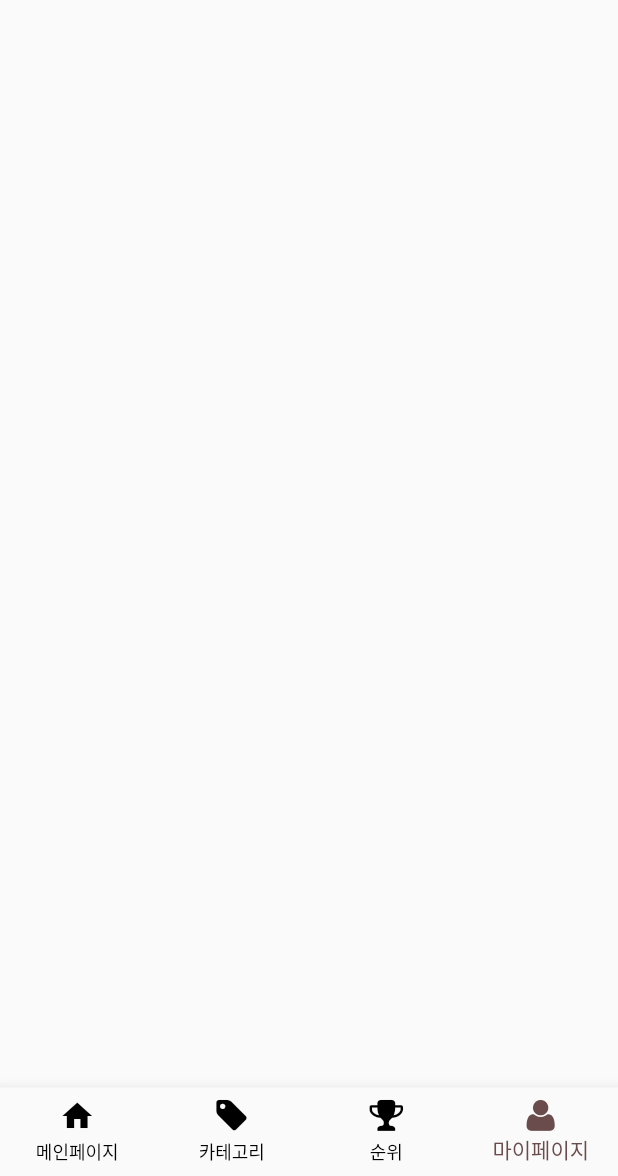
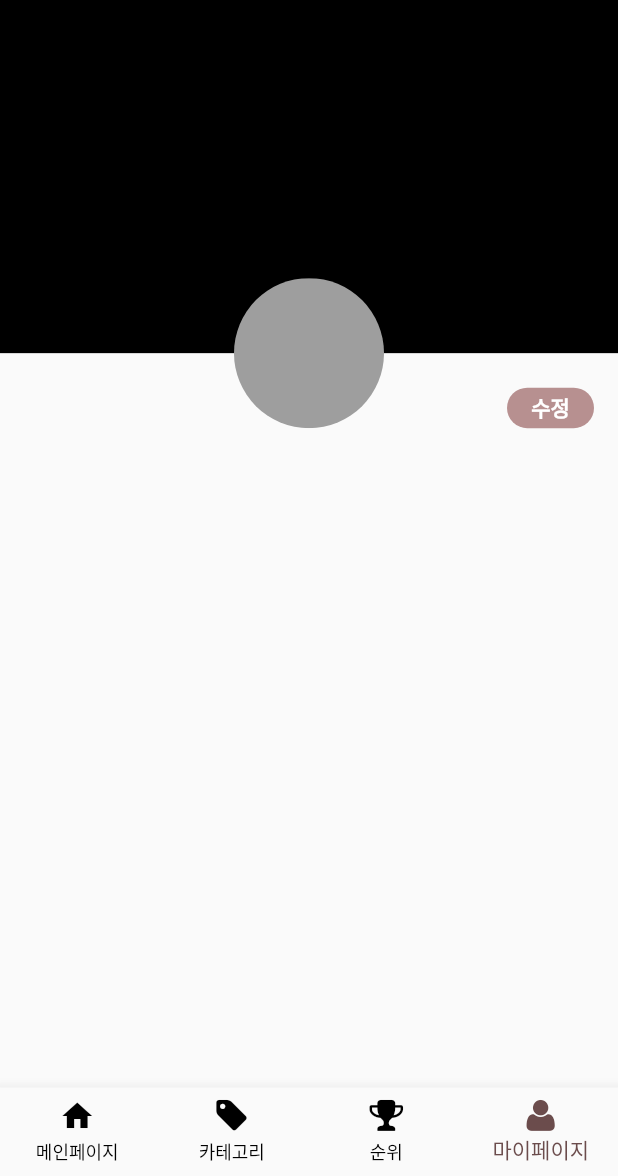
Before and after one commit to Incident-Tracker/IT-flutter, a Flutter app: the IncidentTrackerPage screen opened directly, item 4 of the bottom bar chosen, on a phone screen of 412 x 824 dp, the part 60-1236 px from its top. Run offline on Flutter 3.47's test engine with Material 2 defaults, Android fonts, the phone set to English and light mode, and no system bars; our stand-ins replace carousel_slider, get, image_picker; missing offline and left inert: kakao_flutter_sdk; network calls fail; Roboto replaces fonts that are missing (NotoSansCJKkr).

Commit message:
Create Profile Edit Page

```diff
--- /dev/null
+++ b/incident_tracker_flutter/lib/src/controller/profile_controller.dart
@@ -0,0 +1,32 @@
+import 'package:get/get.dart';
+
+class ProfileController extends GetxController {
+  var _name = ''.obs;
+  var _email = ''.obs;
+  var _background = ''.obs;
+  var _profileImage = ''.obs;
+
+  ProfileController() {
+
+  }
+
+  String get name => _name.value;
+
+  set name(String value) => _name.value = value;
+
+  String get email => _email.value;
+
+  set email(String value) => _email.value = value;
+
+  String get background => _background.value;
+
+  set background(String value) => _background.value = value;
+
+  String get profileImage => _profileImage.value;
+
+  set profileImage(String value) => _profileImage.value = value;
+
+  saveUserInfoIntoLocal() {
+
+  }
+}
--- a/incident_tracker_flutter/lib/src/pages/incident_tracker_page.dart
+++ b/incident_tracker_flutter/lib/src/pages/incident_tracker_page.dart
@@ -2,6 +2,7 @@ import 'package:flutter/material.dart';
 import 'package:get/get.dart';
 import 'package:incident_tracker_flutter/src/controller/nav_controller.dart';
 import 'package:incident_tracker_flutter/src/pages/category_page.dart';
+import 'package:incident_tracker_flutter/src/pages/profile_page.dart';
 import 'package:incident_tracker_flutter/src/utility/icons/category_icons.dart';
 import 'package:incident_tracker_flutter/src/utility/icons/profile_icons.dart';
 import 'package:incident_tracker_flutter/src/utility/icons/ranking_icons.dart';
@@ -17,7 +18,7 @@ class IncidentTrackerPage extends StatelessWidget {
     HomePage(),
     CategoryPage(),
     RankingPage(),
-    Container(),
+    ProfilePage(),
   ];
 
   final List<BottomNavigationBarItem> bottomNavigationItems = [
--- a/incident_tracker_flutter/lib/src/pages/login_page.dart
+++ b/incident_tracker_flutter/lib/src/pages/login_page.dart
@@ -36,7 +36,7 @@ class LoginPage extends StatelessWidget {
                   ),
                   Spacer(),
                   GestureDetector(
-                    onTap: _initKakaoTalkInstalled,
+                    onTap: successLogin,
                     child: makeLoginButton(
                       Colors.yellow,
                       'images/kakao.png',
@@ -44,7 +44,7 @@ class LoginPage extends StatelessWidget {
                     ),
                   ),
                   GestureDetector(
-                    onTap: () {},
+                    onTap: successLogin,
                     child: makeLoginButton(
                       Colors.white,
                       'images/google.png',
--- a/incident_tracker_flutter/lib/src/pages/mixin/small_category.dart
+++ b/incident_tracker_flutter/lib/src/pages/mixin/small_category.dart
@@ -46,4 +46,26 @@ mixin SmallCategory {
       ),
     );
   }
+
+  Container buildEditButton(String text) {
+    return Container(
+      width: 58,
+      height: 27,
+      decoration: BoxDecoration(
+        color: Get.theme.accentColor,
+        borderRadius: BorderRadius.circular(20),
+      ),
+      child: Center(
+        child: Text(
+          text,
+          style: TextStyle(
+            color: Colors.white,
+            fontFamily: "NotoSansCJKkr",
+            fontSize: 14,
+            fontWeight: FontWeight.bold,
+          ),
+        ),
+      ),
+    );
+  }
 }
--- /dev/null
+++ b/incident_tracker_flutter/lib/src/pages/profile_page.dart
@@ -0,0 +1,75 @@
+import 'dart:io';
+
+import 'package:flutter/material.dart';
+import 'package:get/get.dart';
+import 'package:incident_tracker_flutter/src/controller/profile_controller.dart';
+import 'package:incident_tracker_flutter/src/pages/mixin/small_category.dart';
+import 'package:incident_tracker_flutter/src/pages/profile_edit_page.dart';
+
+class ProfilePage extends StatelessWidget with SmallCategory {
+  final _controller = Get.put(ProfileController());
+
+  @override
+  Widget build(BuildContext context) {
+    return Obx(
+      () => Stack(
+        children: [
+          Container(
+            height: Get.height / 3.5,
+            color: Colors.black,
+            child: _controller.background.isNotEmpty
+                ? Image.file(
+                    File(_controller.background),
+                    fit: BoxFit.cover,
+                  )
+                : null,
+          ),
+          Padding(
+            padding: const EdgeInsets.symmetric(horizontal: 16),
+            child: Column(
+              children: [
+                SizedBox(height: Get.height / 3.5 - 50),
+                Row(
+                  mainAxisAlignment: MainAxisAlignment.spaceBetween,
+                  crossAxisAlignment: CrossAxisAlignment.end,
+                  children: [
+                    Opacity(
+                      opacity: 0,
+                      child: buildEditButton('수정'),
+                    ),
+                    SizedBox(
+                      width: 100,
+                      height: 100,
+                      child: ClipRRect(
+                        borderRadius: BorderRadius.circular(100),
+                        child: _controller.profileImage.isNotEmpty
+                            ? Image.file(
+                          File(_controller.profileImage),
+                          fit: BoxFit.cover,
+                        )
+                            : Container(color: Colors.grey),
+                      ),
+                    ),
+                    GestureDetector(
+                      onTap: () => Get.to(() => ProfileEditPage()),
+                      child: buildEditButton('수정'),
+                    ),
+                  ],
+                ),
+                SizedBox(height: 16),
+                Text(
+                  _controller.name,
+                  style: TextStyle(color: Colors.black),
+                ),
+                Text(
+                  _controller.email,
+                  style: TextStyle(color: Colors.black),
+                ),
+              ],
+            ),
+          ),
+        ],
+      ),
+    );
+  }
+}
```
Also changed, not shown: incident_tracker_flutter/lib/src/pages/profile_edit_page.dart (added, +111 -0 lines).
